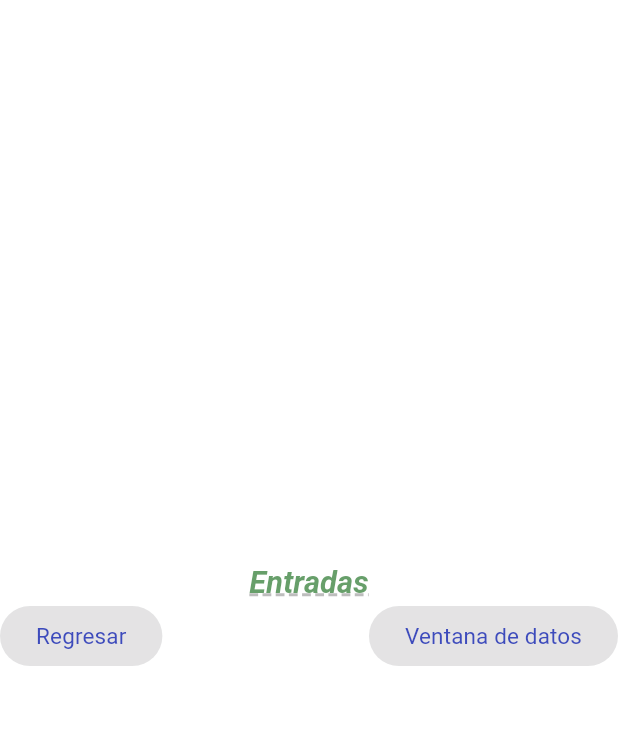
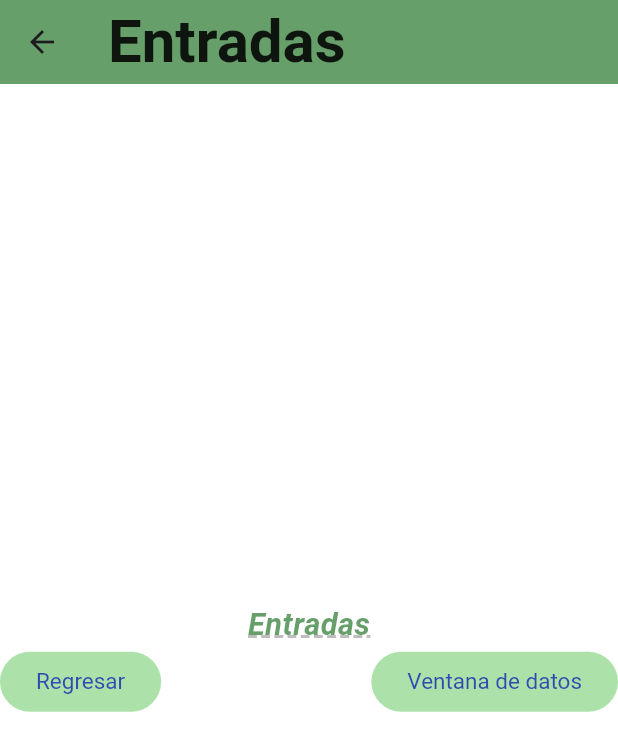
Before and after one commit to Eduardo188s/componentes_flutter, a Flutter app: the screen it shows after launch, after a tap on "Entradas", on a phone screen of 412 x 824 dp. Shown: the top 751 px of the screen. Run offline on Flutter 3.47's test engine with Material 3 defaults, Android fonts, the phone set to English and light mode, and no system bars; our stand-ins replace google_fonts; Roboto replaces fonts that are missing (Allura).

Commit message:
Changing the AppTheme

```diff
--- a/lib/screens/home_screen.dart
+++ b/lib/screens/home_screen.dart
@@ -11,7 +11,7 @@ class HomeScreen extends StatelessWidget {
   Widget build(BuildContext context) {
     return  Scaffold(
       appBar: AppBar(
-        title:const Text('Componentes de Flitter'),
+        title:const Text('Componentes de Flutter'),
         ),
         body: ListView(
           children: <Widget>[
@@ -23,8 +23,17 @@ class HomeScreen extends StatelessWidget {
               subtitle:Text('Introduciendo valores',
               style: AppTheme.ligthTheme.textTheme.bodySmall
               ),
-              leading:const Icon(Icons.power_input),
-              trailing:const Icon(Icons.arrow_right_alt_outlined),
+              leading: IconTheme(
+                data: AppTheme.ligthTheme.iconTheme,
+                child :const Icon(Icons.power_input
+                ),
+               ),
+
+              trailing: IconTheme(
+                data: AppTheme.ligthTheme.iconTheme,
+                child: const Icon(Icons.arrow_right_alt_outlined
+                ),
+              ),
 
               onTap: () {
                 final ruta1 = MaterialPageRoute(builder: (context){
@@ -42,8 +51,15 @@ class HomeScreen extends StatelessWidget {
               subtitle: Text('Lista con scroll infinito',
               style: AppTheme.ligthTheme.textTheme.bodySmall
               ),
-              leading:const Icon(Icons.list),
-              trailing: const Icon(Icons.arrow_right_alt_outlined),
+              leading: IconTheme(
+                data: AppTheme.ligthTheme.iconTheme ,
+                child: const Icon(Icons.list),
+                ),
+              trailing: IconTheme(
+                data: AppTheme.ligthTheme.iconTheme,
+                child: const Icon(Icons.arrow_right_alt_outlined
+                ),
+              ),
 
                 onTap: () {
                 final ruta2 = MaterialPageRoute(builder: (context){
@@ -61,8 +77,16 @@ class HomeScreen extends StatelessWidget {
               subtitle: Text('Mostrar una notificación',
               style: AppTheme.ligthTheme.textTheme.bodySmall
               ),
-              leading:const Icon(Icons.notification_add),
-              trailing:const Icon(Icons.arrow_right_alt_outlined),
+              leading: IconTheme(
+                data: AppTheme.ligthTheme.iconTheme,
+                child: const Icon(Icons.notification_add),
+                ),
+
+              trailing: IconTheme(
+                data: AppTheme.ligthTheme.iconTheme,
+                child: const Icon(Icons.arrow_right_alt_outlined
+                ),
+              ),
 
                  onTap: () {
                 final ruta3 = MaterialPageRoute(builder: (context){
--- a/lib/screens/input_screen.dart
+++ b/lib/screens/input_screen.dart
@@ -11,7 +11,11 @@ class InputsScreen extends StatefulWidget {
 class _InputsScreenState extends State<InputsScreen> {
   @override
   Widget build(BuildContext context) {
-    return Column(
+    return Scaffold(
+      appBar: AppBar(
+        title: const Text('Entradas'),
+      ),
+      body: Column(
         mainAxisAlignment: MainAxisAlignment.center,
         children: [
           Text('Entradas',
@@ -33,6 +37,7 @@ class _InputsScreenState extends State<InputsScreen> {
             ],
           )
         ],
+      ),
     );
   }
 }
--- a/lib/theme/app_theme.dart
+++ b/lib/theme/app_theme.dart
@@ -6,14 +6,36 @@ class AppTheme{
   //Constantes de color primario
   static const primaryColor = Color.fromRGBO(7, 98, 12, 0.612);
   // Constante de color de fondo
-  static const backColor = Color.fromRGBO(153, 197, 170, 0.612);
+  static const backColor = Color.fromRGBO(255, 255, 255, 1);
   //   Constante de color secundario
   static const secondatyColor = Color.fromRGBO(17, 35, 177, 0.792);
 // Constante de tema
   static final ThemeData ligthTheme = ThemeData().copyWith(
     scaffoldBackgroundColor: backColor,
-    appBarTheme: const AppBarTheme(
-      color: primaryColor
+    appBarTheme:  AppBarTheme(
+      color: primaryColor,
+      titleTextStyle: GoogleFonts.allura(
+        color: Colors.black87,
+        fontSize: 40,
+        fontWeight: FontWeight.bold
+      ),
+      ),
+      iconTheme: const IconThemeData(
+        color: primaryColor,
+        size: 20.0
+      ),
+      elevatedButtonTheme: ElevatedButtonThemeData(
+        style: ButtonStyle(
+          backgroundColor: MaterialStateProperty.all(
+            Color.fromARGB(251, 171, 226, 169),
+          ),
+          foregroundColor: MaterialStateProperty.all(
+            Colors.white,
+          ),
+          textStyle: MaterialStateProperty.all(
+            GoogleFonts.abyssinicaSil(fontSize: 25)
+          )
+        )
       ),
       textTheme: TextTheme(
         //Subtitulos grandes
```
Lines whose indentation alone changed are shown as unchanged.
